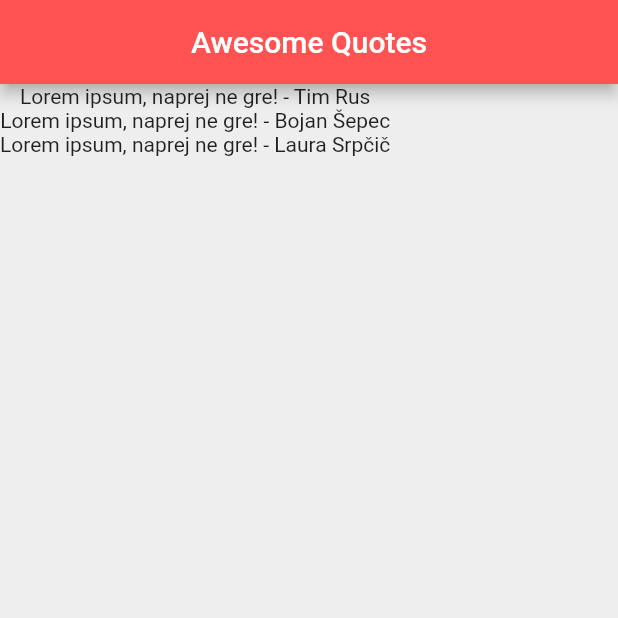
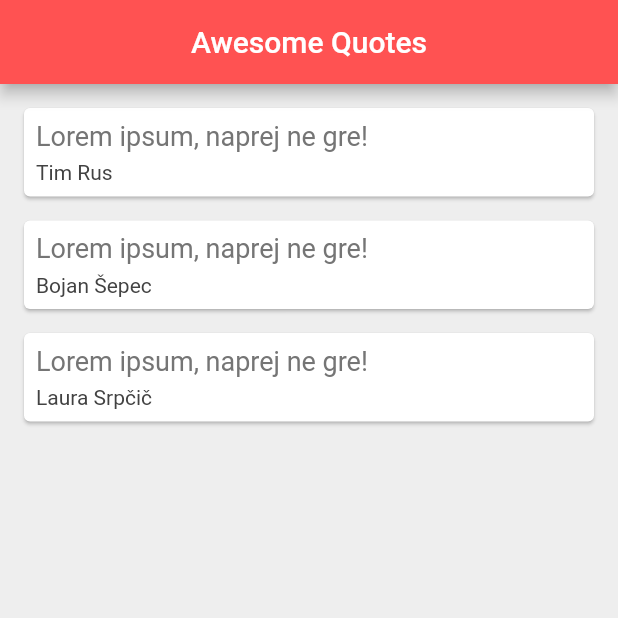
Before and after one commit to tGitm/flutter_course, a Flutter app: the screen it shows after launch, on a phone screen of 412 x 824 dp, the top half of it. Run offline on Flutter 3.47's test engine with Material 2 defaults, Android fonts, the phone set to English and light mode, and no system bars.

Commit message:
Cards with custom template widget

```diff
--- a/lib/main.dart
+++ b/lib/main.dart
@@ -22,6 +22,35 @@ class _QuoteListState extends State<QuoteList> {
     Quote(author: 'Laura Srpčič', text: 'Lorem ipsum, naprej ne gre!'),
   ];
 
+  Widget quoteTemplate(quote) {
+    return Card(
+      margin: EdgeInsets.fromLTRB(16.0, 16.0, 16.0, 0),
+      child: Padding(
+        padding: EdgeInsets.all(8.0),
+        child: Column(
+          crossAxisAlignment: CrossAxisAlignment.stretch,
+          children: [
+            Text(
+              quote.text,
+              style: TextStyle(
+                fontSize: 18.0,
+                color: Colors.grey[600],
+              )
+            ), //direkten output
+            SizedBox(height: 6.0,),
+            Text(
+              quote.author,
+              style: TextStyle(
+                fontSize: 14.0,
+                color: Colors.grey[800],
+              ),
+            ),
+          ],
+        ),
+      ),
+    );
+  }
+
   @override
   Widget build(BuildContext context) {
     return Scaffold(
@@ -32,9 +61,7 @@ class _QuoteListState extends State<QuoteList> {
         backgroundColor: Colors.redAccent,
       ),
       body: Column(
-        children: quotes.map((quote) {
-          return Text('${quote.text} - ${quote.author}');
-        }).toList(),
+        children: quotes.map((quote) => quoteTemplate(quote)).toList(),
       ),
     );
   }
```
